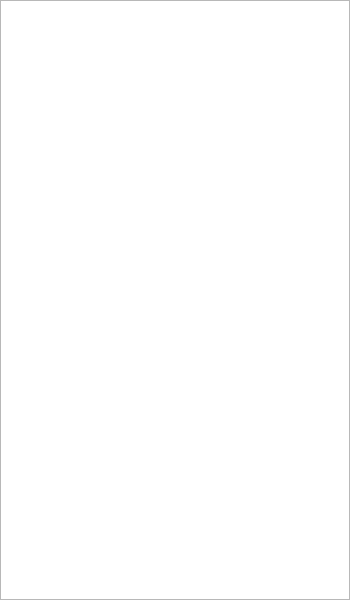
Old version of the form src/ui/db_explorer_window.ui in the repository ilkerAdanur/AdminTableTool.
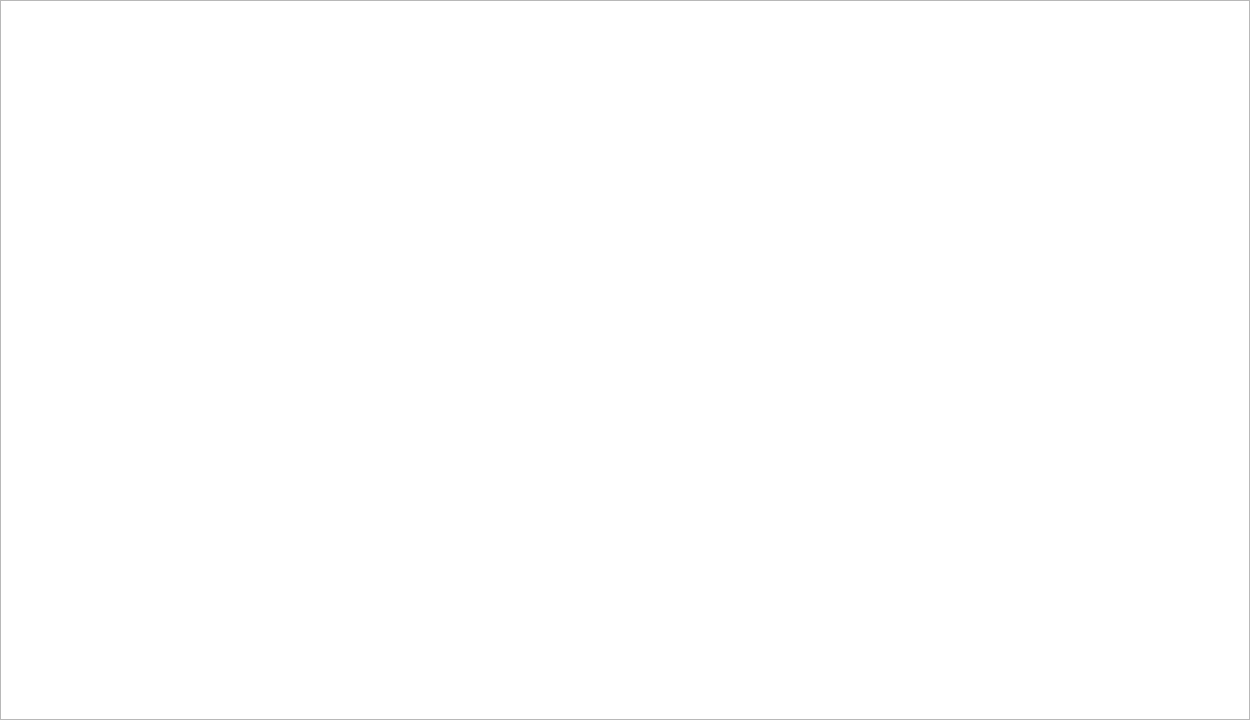
New version of the form.

```diff
--- a/src/ui/db_explorer_window.ui
+++ b/src/ui/db_explorer_window.ui
@@ -6,8 +6,8 @@
    <rect>
     <x>0</x>
     <y>0</y>
-    <width>350</width>
-    <height>600</height>
+    <width>1250</width>
+    <height>720</height>
    </rect>
   </property>
   <property name="windowTitle">
```
